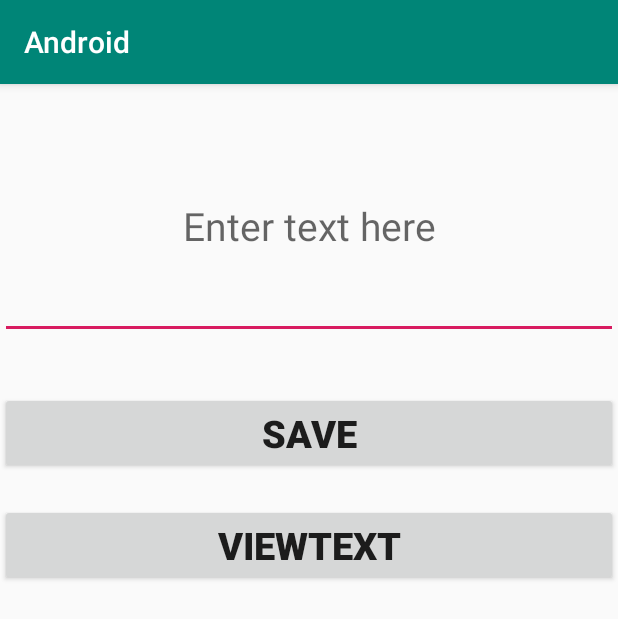
After one commit to Elinah555/Android, an Android app: the InternalFileSave screen opened directly, with no data from a screen before it, on a phone screen of 412 x 824 dp. The commit adds this screen. Shown: the top 619 px of the screen. Run offline under Robolectric (Android 15) with nearby library versions, the phone set to English and light mode, and no system bars.

Commit message:
internal storage,external storage and service plus some changes(app upgrades)

```diff
--- a/app/src/main/java/com/example/android/MainActivity.java
+++ b/app/src/main/java/com/example/android/MainActivity.java
@@ -123,6 +123,10 @@ public class MainActivity extends AppCompatActivity {
                 startActivity( new Intent(this,externalsaveactivity.class));
                 return true;
 
+            case R.id.Internally:
+                startActivity( new Intent(this,InternalFileSave.class));
+                return true;
+
             default:
                 return super.onOptionsItemSelected(item);
         }
--- a/app/src/main/res/layout/activity_externalsaveactivity.xml
+++ b/app/src/main/res/layout/activity_externalsaveactivity.xml
@@ -13,6 +13,7 @@
         android:layout_width="match_parent"
         android:layout_height="wrap_content"
         android:layout_marginTop="80dp"
+        android:inputType="text"
         android:hint="enter text to be saved externally here"
         android:textSize="22dp"
         android:textAlignment="center"
--- /dev/null
+++ b/app/src/main/res/layout/activity_internal_file_save.xml
@@ -0,0 +1,48 @@
+<?xml version="1.0" encoding="utf-8"?>
+<LinearLayout xmlns:android="http://schemas.android.com/apk/res/android"
+    xmlns:app="http://schemas.android.com/apk/res-auto"
+    xmlns:tools="http://schemas.android.com/tools"
+    android:layout_width="match_parent"
+    android:layout_height="match_parent"
+    android:orientation="vertical"
+    tools:context=".InternalFileSave">
+
+    <EditText
+        android:id="@+id/edtv"
+        android:layout_marginTop="20dp"
+        android:layout_width="match_parent"
+        android:layout_height="150dp"
+        android:inputType="text"
+        android:hint="Enter text here"
+        android:textSize="26dp"
+        android:textAlignment="center"
+        />
+
+   <LinearLayout
+       android:layout_width="match_parent"
+       android:layout_height="wrap_content"
+       android:orientation="vertical"/>
+    <Button
+        android:id="@+id/btnSave"
+        android:layout_marginTop="35dp"
+        android:layout_width="match_parent"
+        android:layout_height="wrap_content"
+        android:text="SAVE"
+        android:textSize="25dp"
+        android:textStyle="bold"
+        android:textAlignment="center"
+        android:onClick="writeText"
+         />
+
+    <Button
+        android:id="@+id/btn_view"
+        android:layout_marginTop="20dp"
+        android:layout_width="match_parent"
+        android:layout_height="wrap_content"
+        android:text="VIEWTEXT"
+        android:textSize="25dp"
+        android:textStyle="bold"
+        android:onClick="readText"
+         />
+
+</LinearLayout>
--- a/app/src/main/res/menu/menufile.xml
+++ b/app/src/main/res/menu/menufile.xml
@@ -6,6 +6,7 @@
     <item android:id="@+id/music" android:title="PlaymusicService"></item>
     <item android:id="@+id/email" android:title="sendemail"></item>
     <item android:id="@+id/extstr" android:title="ExternalSaveMessage"></item>
+    <item android:id="@+id/Internally" android:title="InternalSaveMessage"></item>
 
 
 
```
Also changed, not shown: app/src/main/AndroidManifest.xml (+6 -2 lines), app/src/main/java/com/example/android/InternalFileSave.java (added, +88 -0 lines).
